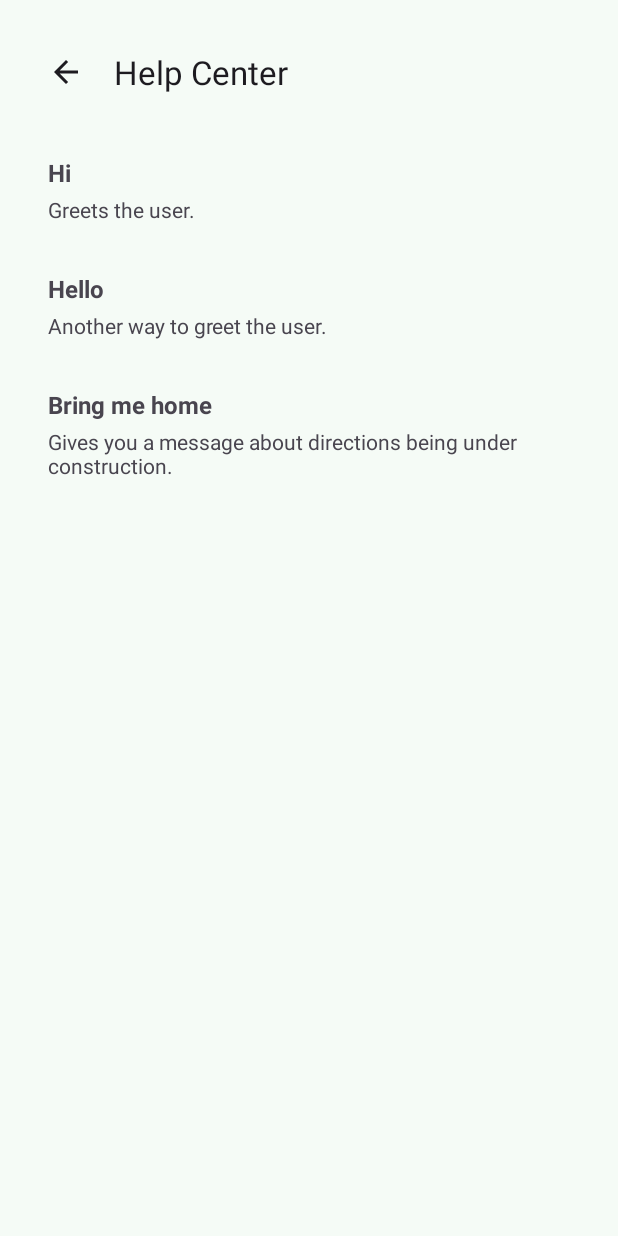
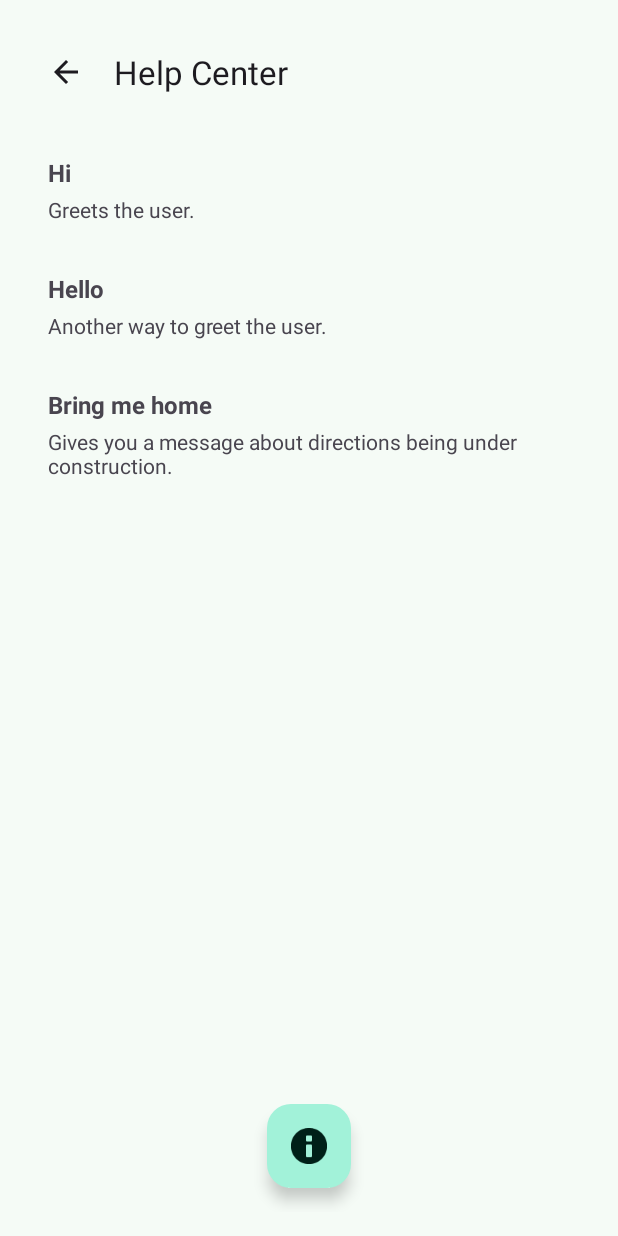
Before and after one commit to serkez/dib_android_app, an Android app: the HelpActivity screen opened directly, with no data from a screen before it, on a phone screen of 412 x 824 dp. Run offline under Robolectric (Android 15) with nearby library versions, the phone set to English and light mode, and no system bars.

Commit message:
add fab in help activity

```diff
--- a/app/src/main/java/com/example/dibapp/activities/HelpActivity.java
+++ b/app/src/main/java/com/example/dibapp/activities/HelpActivity.java
@@ -8,7 +8,9 @@ import androidx.recyclerview.widget.RecyclerView;
 
 import com.example.dibapp.R;
 import com.example.dibapp.classes.HelpAdapter;
+import com.example.dibapp.classes.Utils;
 import com.example.dibapp.model.HelpItem;
+import com.google.android.material.floatingactionbutton.FloatingActionButton;
 
 import java.util.ArrayList;
 /*
@@ -56,7 +58,12 @@ public class HelpActivity extends AppCompatActivity {
         List<HelpItem> helpItemList = getHelpItemList();
         HelpAdapter helpAdapter = new HelpAdapter(helpItemList);
         recyclerView.setAdapter(helpAdapter);
+        FloatingActionButton fabAbout = findViewById(R.id.fab_about);
+        fabAbout.setOnClickListener(view -> handleFABClick());
     }
+
+    private void handleFABClick() {
+        Utils.showInfoDialog(this, R.string.app_name, R.string.about_message);    }
 
     private List<HelpItem> getHelpItemList() {
         String[] helpItemsArray = getResources().getStringArray(R.array.helpItemList);
--- a/app/src/main/res/layout/activity_help.xml
+++ b/app/src/main/res/layout/activity_help.xml
@@ -2,6 +2,7 @@
 <RelativeLayout xmlns:android="http://schemas.android.com/apk/res/android"
     android:layout_width="match_parent"
     android:layout_height="match_parent"
+    xmlns:app="http://schemas.android.com/apk/res-auto"
     android:padding="16dp">
 
         <androidx.appcompat.widget.Toolbar
@@ -16,4 +17,14 @@
             android:layout_height="match_parent"
             android:layout_below="@id/toolbar"
             android:paddingTop="8dp"/>
+
+        <com.google.android.material.floatingactionbutton.FloatingActionButton
+            android:id="@+id/fab_about"
+            android:layout_width="wrap_content"
+            android:layout_height="wrap_content"
+            android:layout_alignParentBottom="true"
+            android:layout_centerHorizontal="true"
+            android:layout_marginEnd="16dp"
+            android:layout_marginBottom="16dp"
+            app:srcCompat="@android:drawable/ic_dialog_info" />
 </RelativeLayout>
--- a/app/src/main/res/values/strings.xml
+++ b/app/src/main/res/values/strings.xml
@@ -9,6 +9,7 @@
     <string name="about_message">dib is a service that provides resources to people without smartphones or internet access. This enables people to access crucial information, such as directions despite not having internet access.\nThis is a prototype for a dib app. This, if built as its intended will access the SMS of a user\'s phone to send messages to a Twilio API phone number which can then handle the internet-required task and send the user a response via SMS. \nRight now, the app simulates the responses by using predetermiend responses instead of accessing real data via SMS and APIs. This app serves as a model for the visual aspects of the dib app with hints of future functionality.</string>
     <string name="key_use_auto_save">AUTO_SAVE</string>
     <string name="title_activity_help">Help Center</string>
+    <string name="fab">About dib\n</string>
 
 
     <string-array name="prompts">
```
